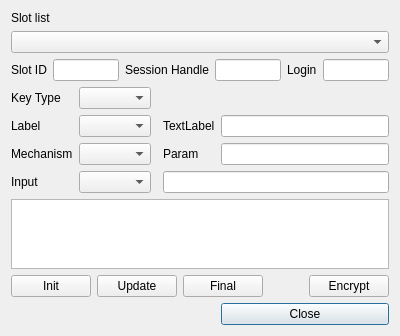
Above: HsmMan/encrypt_dlg.ui from jykim74/CryptokiMan before the change. Below: the same form after it.
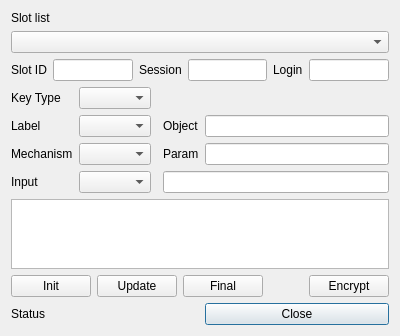
That is the form after the change.

Diff of the .ui file:
```diff
--- a/HsmMan/encrypt_dlg.ui
+++ b/HsmMan/encrypt_dlg.ui
@@ -7,7 +7,7 @@
     <x>0</x>
     <y>0</y>
     <width>400</width>
-    <height>300</height>
+    <height>330</height>
    </rect>
   </property>
   <property name="windowTitle">
@@ -67,7 +67,7 @@
    <item row="4" column="3">
     <widget class="QLabel" name="label_6">
      <property name="text">
-      <string>TextLabel</string>
+      <string>Object</string>
      </property>
     </widget>
    </item>
@@ -105,7 +105,7 @@
      <item>
       <widget class="QLabel" name="label_9">
        <property name="text">
-        <string>Session Handle</string>
+        <string>Session</string>
        </property>
       </widget>
      </item>
@@ -182,6 +182,13 @@
      </item>
     </layout>
    </item>
+   <item row="9" column="0" colspan="4">
+    <widget class="QLabel" name="mStatusLabel">
+     <property name="text">
+      <string>Status</string>
+     </property>
+    </widget>
+   </item>
   </layout>
  </widget>
  <resources/>
```
Left out of the diff: 34 changed lines with no effect on the pictures.
